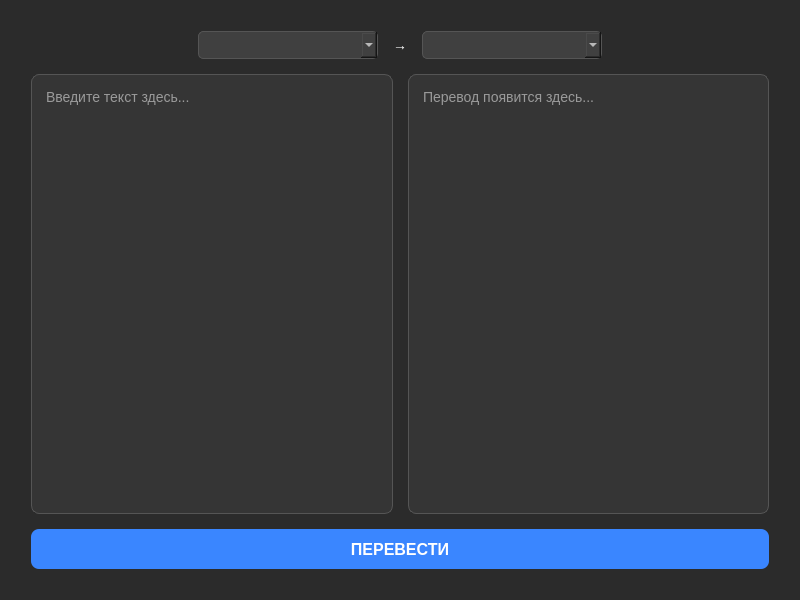
This is interface.ui in Mist1351/translator-pro as Qt 5 draws it before an edit. The edited form follows.
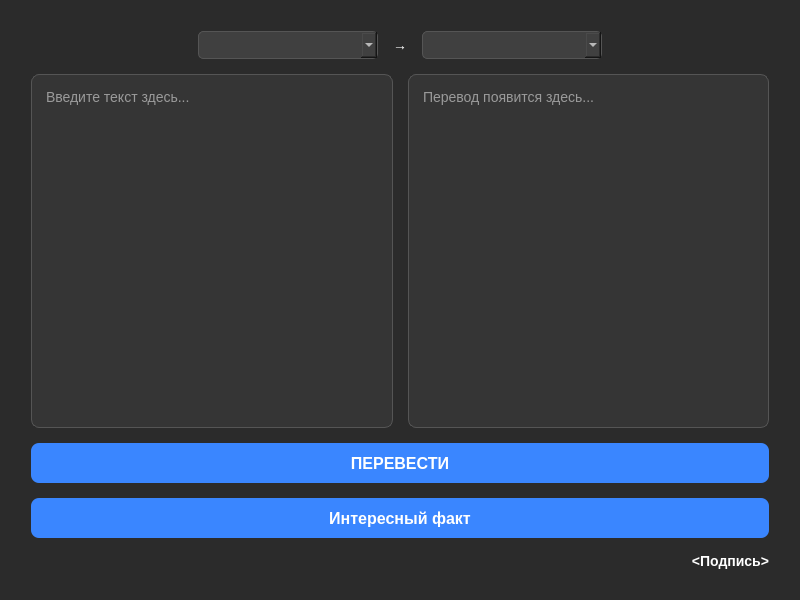
This is the edited form.

Commit message: feat: add random facts and sign

Patch:
```diff
--- a/interface.ui
+++ b/interface.ui
@@ -194,6 +194,29 @@
        </property>
       </widget>
      </item>
+     <item>
+      <widget class="QPushButton" name="btnFact">
+       <property name="minimumSize">
+        <size>
+         <width>0</width>
+         <height>40</height>
+        </size>
+       </property>
+       <property name="text">
+        <string>Интересный факт</string>
+       </property>
+      </widget>
+     </item>
+     <item>
+      <widget class="QLabel" name="label">
+       <property name="text">
+        <string>&lt;Подпись&gt;</string>
+       </property>
+       <property name="alignment">
+        <set>Qt::AlignmentFlag::AlignRight|Qt::AlignmentFlag::AlignTrailing|Qt::AlignmentFlag::AlignVCenter</set>
+       </property>
+      </widget>
+     </item>
     </layout>
    </item>
   </layout>
```
The commit also changes 3 other files.
